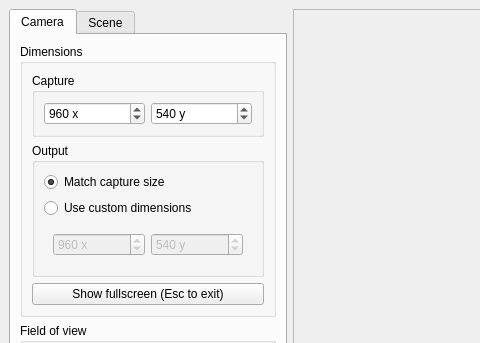
Old version of the form CpuRaytracing/RaytracerGui.ui in the repository wibus/ExTh-Demos; both pictures show x 0 to 480 and y 0 to 343 of the 1561 by 727 pixel window.
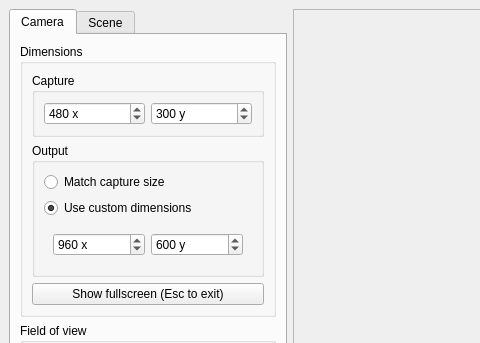
New version of the form.

What changed in the file:
```diff
--- a/CpuRaytracing/RaytracerGui.ui
+++ b/CpuRaytracing/RaytracerGui.ui
@@ -60,7 +60,7 @@
                    <number>3840</number>
                   </property>
                   <property name="value">
-                   <number>960</number>
+                   <number>480</number>
                   </property>
                  </widget>
                 </item>
@@ -76,7 +76,7 @@
                    <number>2160</number>
                   </property>
                   <property name="value">
-                   <number>540</number>
+                   <number>300</number>
                   </property>
                  </widget>
                 </item>
@@ -97,7 +97,7 @@
                  <string>Match capture size</string>
                 </property>
                 <property name="checked">
-                 <bool>true</bool>
+                 <bool>false</bool>
                 </property>
                 <attribute name="buttonGroup">
                  <string notr="true">outputDimensionsButtonGroup</string>
@@ -110,7 +110,7 @@
                  <string>Use custom dimensions</string>
                 </property>
                 <property name="checked">
-                 <bool>false</bool>
+                 <bool>true</bool>
                 </property>
                 <attribute name="buttonGroup">
                  <string notr="true">outputDimensionsButtonGroup</string>
@@ -120,7 +120,7 @@
               <item>
                <widget class="QWidget" name="customOutputDimensionsWidget" native="true">
                 <property name="enabled">
-                 <bool>false</bool>
+                 <bool>true</bool>
                 </property>
                 <layout class="QHBoxLayout" name="customOutputDimensionsLayout">
                  <item>
@@ -151,7 +151,7 @@
                     <number>2160</number>
                    </property>
                    <property name="value">
-                    <number>540</number>
+                    <number>600</number>
                    </property>
                   </widget>
                  </item>
```
Left out of the diff: 1 changed line with no effect on the pictures.
